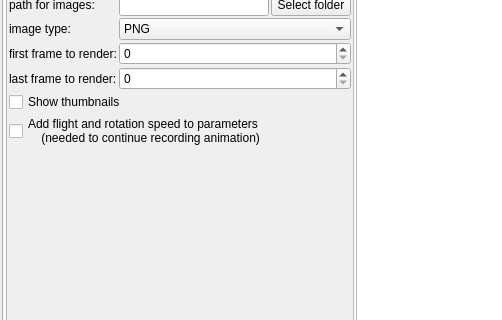
Old version of the form mandelbulber2/qt/dock_animation.ui in the repository buddhi1980/mandelbulber2; both pictures show x 0 to 502 and y 305 to 625 of the 1443 by 806 pixel window.
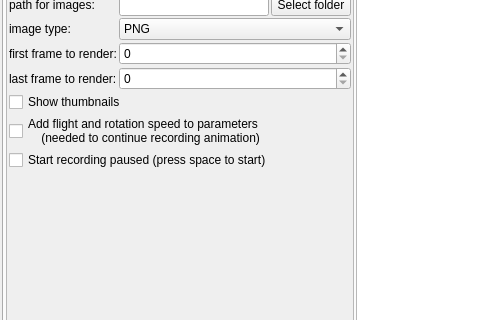
New version of the form. The open tabs and pages were chosen to show the change. Icons and pictures are not drawn. Custom widgets are drawn as their Qt base class.

Commit message:
feat: option to start flight recording paused (#640)
Add a "Start recording paused" checkbox (flight_start_paused, app
parameter, off by default) to the flight animation options. When it is
ticked the recording begins in the paused state and starts moving when
the user presses the space bar over the image.

The pause loop also waits 10 ms per iteration instead of spinning on
processEvents(), so a paused recording no longer uses a full CPU core.

```diff
--- a/mandelbulber2/qt/dock_animation.ui
+++ b/mandelbulber2/qt/dock_animation.ui
@@ -478,6 +478,22 @@
                      </property>
                     </widget>
                    </item>
+                   <item row="12" column="0" colspan="3">
+                    <widget class="MyCheckBox" name="checkBox_flight_start_paused">
+                     <property name="sizePolicy">
+                      <sizepolicy hsizetype="Minimum" vsizetype="Maximum">
+                       <horstretch>0</horstretch>
+                       <verstretch>0</verstretch>
+                      </sizepolicy>
+                     </property>
+                     <property name="toolTip">
+                      <string>&lt;html&gt;&lt;head/&gt;&lt;body&gt;&lt;p&gt;Recording starts in the paused state. The camera doesn't move and no frames are recorded until you press the space bar over the image. Press the space bar again to pause.&lt;/p&gt;&lt;/body&gt;&lt;/html&gt;</string>
+                     </property>
+                     <property name="text">
+                      <string>Start recording paused (press space to start)</string>
+                     </property>
+                    </widget>
+                   </item>
                    <item row="7" column="1" colspan="2">
                     <widget class="MyComboBox" name="comboBox_flight_animation_image_type">
                      <property name="sizePolicy">
```
Left out of the diff: 1 changed line with no effect on the pictures. The commit also changes 2 other files.
